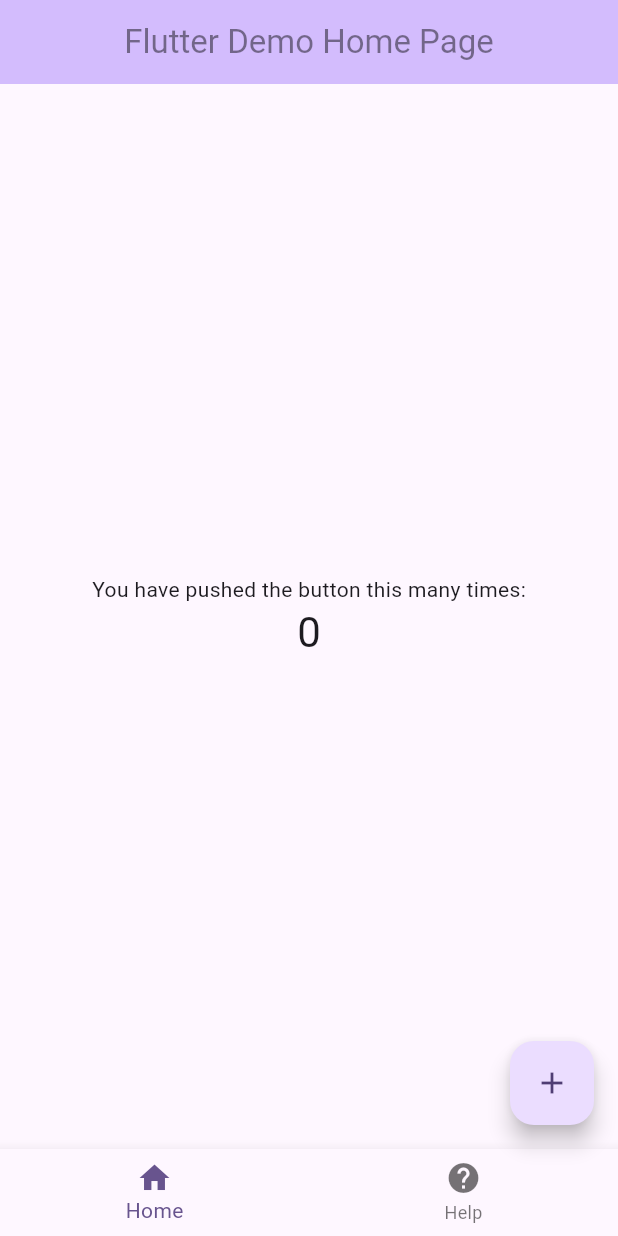
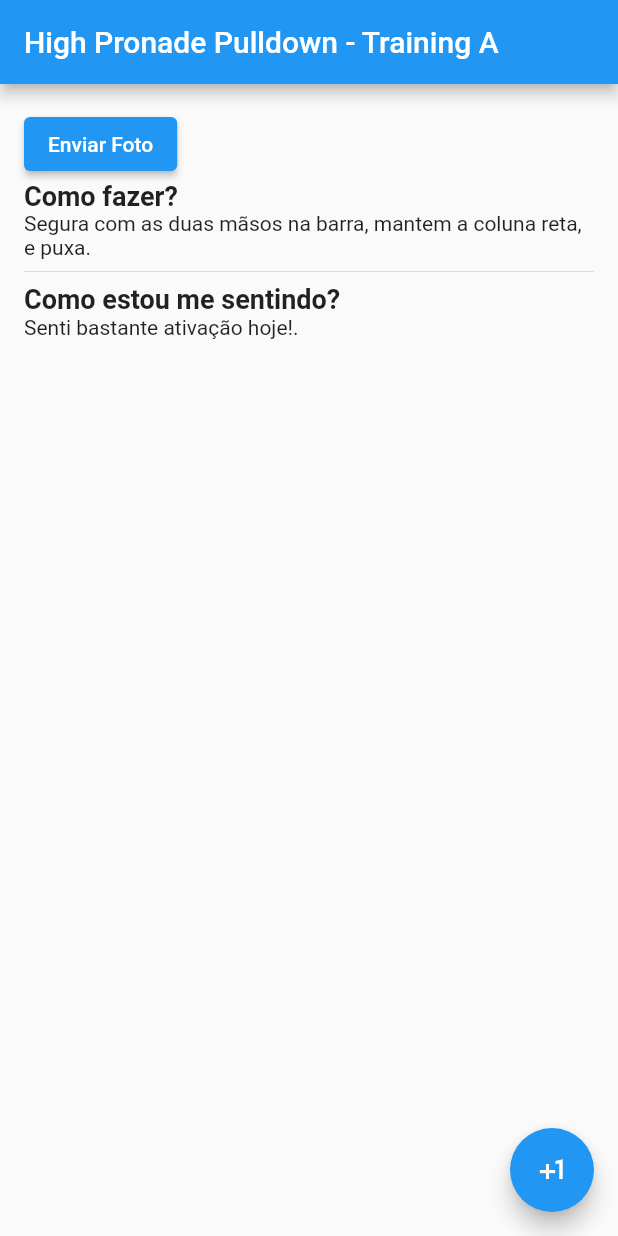
Before and after one commit to danilodequeiroz/flutter-gymapp-trail, a Flutter app: the screen it shows after launch, on a phone screen of 412 x 824 dp. Run offline on Flutter 3.47's test engine with Material 2 defaults, Android fonts, the light colour scheme and no system bars; missing offline and left inert: logging_to_logcat; generated files the repository leaves out were written again.

Commit message:
disabling old main dart flutter class; drafting first ui screen (button + 4 labels and divider) but with hardcoded strings;

```diff
--- a/lib/l10n/app_en.arb
+++ b/lib/l10n/app_en.arb
@@ -21,5 +21,8 @@
   "@incrementClickTitleFeedBack": {},
 
   "incrementFabTooltip": "Increment",
-  "@incrementFabTooltip": {}
+  "@incrementFabTooltip": {},
+
+  "highPronadePulldownTrainingA": "High Pronade Pulldown - Training A",
+  "@highPronadePulldownTrainingA": {}
 }
--- a/lib/l10n/app_pt.arb
+++ b/lib/l10n/app_pt.arb
@@ -21,5 +21,8 @@
   "@incrementClickTitleFeedBack": {},
 
   "incrementFabTooltip": "Incrementar",
-  "@incrementFabTooltip": {}
+  "@incrementFabTooltip": {},
+
+  "highPronadePulldownTrainingA": "Puxada Alta Pronada - Treino A",
+  "@highPronadePulldownTrainingA": {}
 }
--- a/lib/main.dart
+++ b/lib/main.dart
@@ -1,8 +1,8 @@
 import 'package:flutter/material.dart';
+import 'package:flutter_gymapp/ui/ui_screen_practice.dart';
 import 'package:flutter_localizations/flutter_localizations.dart';
 import 'package:logging_to_logcat/logging_to_logcat.dart';
 import 'package:logging/logging.dart';
-import 'constants.dart';
 import 'package:flutter_gen/gen_l10n/app_localizations.dart';
 
 
@@ -22,103 +22,18 @@ class MyApp extends StatelessWidget {
   // This widget is the root of your application.
   @override
   Widget build(BuildContext context) {
-    return MaterialApp(
-      localizationsDelegates: const [
+    return const MaterialApp(
+      localizationsDelegates: [
         AppLocalizations.delegate, // Add this line
         GlobalMaterialLocalizations.delegate,
         GlobalWidgetsLocalizations.delegate,
         GlobalCupertinoLocalizations.delegate,
       ],
-      supportedLocales: const [
+      supportedLocales: [
         Locale('en'),
         Locale('pt'),
       ],
-      title: 'Flutter Demo',
-      theme: ThemeData(
-        // This is the theme of your application.
-        //
-        // TRY THIS: Try running your application with "flutter run". You'll see
-        // the application has a blue toolbar. Then, without quitting the app,
-        // try changing the seedColor in the colorScheme below to Colors.green
-        // and then invoke "hot reload" (save your changes or press the "hot
-        // reload" button in a Flutter-supported IDE, or press "r" if you used
-        // the command line to start the app).
-        //
-        // Notice that the counter didn't reset back to zero; the application
-        // state is not lost during the reload. To reset the state, use hot
-        // restart instead.
-        //
-        // This works for code too, not just values: Most code changes can be
-        // tested with just a hot reload.
-        colorScheme: ColorScheme.fromSeed(seedColor: Colors.deepPurple),
-        useMaterial3: true,
-      ),
-      home: const MyHomePage(title: dummyDemoTitle),
+      home: ScreenPractice(),
     );
   }
 }
-
-class MyHomePage extends StatefulWidget {
-  final String title; // not used
-  const MyHomePage({super.key, required this.title});
-
-  @override
-  State<MyHomePage> createState() => _MyHomePageState();
-}
-
-class _MyHomePageState extends State<MyHomePage> {
-  int _counter = 0;
-
-  @override
-  Widget build(BuildContext context) {
-    Logger(loggerName).info(' ${AppLocalizations.of(context).incrementClicked} -> $_counter');
-    return Scaffold(
-      bottomNavigationBar: BottomNavigationBar(
-        items: [
-          BottomNavigationBarItem(
-            icon: const Icon(Icons.home),
-            label: AppLocalizations.of(context).navigationItemHomeTitle,
-            backgroundColor: Colors.red,
-          ),
-          BottomNavigationBarItem(
-            icon: const Icon(Icons.help),
-            label: AppLocalizations.of(context).navigationItemHelpTitle,
-            backgroundColor: Colors.red,
-          )
-        ],
-      ),
-      appBar: AppBar(
-        foregroundColor: Colors.black,
-        centerTitle: true,
-        toolbarOpacity: 0.5,
-        backgroundColor: Theme.of(context).colorScheme.inversePrimary,
-        title: Text(AppLocalizations.of(context).flutterDemoHomePageTitle),
-      ),
-      body: Center(
-        child: Column(
-          mainAxisAlignment: MainAxisAlignment.center,
-          children: <Widget>[
-            Text(
-              AppLocalizations.of(context).incrementClickTitleFeedBack,
-            ),
-            Text(
-              '$_counter',
-              style: Theme.of(context).textTheme.headlineMedium,
-            ),
-          ],
-        ),
-      ),
-      floatingActionButton: FloatingActionButton(
-        onPressed: _incrementCounter,
-        tooltip: AppLocalizations.of(context).incrementFabTooltip,
-        child: const Icon(Icons.add),
-      ), // This trailing comma makes auto-formatting nicer for build methods.
-    );
-  }
-
-  void _incrementCounter() {
-    setState(() {
-      _counter++;
-    });
-  }
-}
--- /dev/null
+++ b/lib/ui/ui_screen_practice.dart
@@ -0,0 +1,42 @@
+import 'package:flutter/material.dart';
+import 'package:flutter_gen/gen_l10n/app_localizations.dart';
+
+class ScreenPractice extends StatelessWidget {
+  const ScreenPractice({super.key});
+
+  @override
+  Widget build(BuildContext context) {
+    return Scaffold(
+        appBar: AppBar(
+          title:
+              Text(AppLocalizations.of(context).highPronadePulldownTrainingA),
+        ),
+        floatingActionButton: FloatingActionButton(
+            onPressed: () {
+              print("Clicked");
+            },
+            child: const Icon(Icons.plus_one)),
+        body: Padding(
+          padding: const EdgeInsets.all(16.0),
+          child: Column(
+            crossAxisAlignment: CrossAxisAlignment.start,
+            children: [
+              ElevatedButton(onPressed: () {}, child: const Text("Enviar Foto")),
+              const Text("Como fazer?",
+                  style: TextStyle(
+                    fontWeight: FontWeight.bold,
+                    fontSize: 18,
+                  )),
+              const Text("Segura com as duas mãsos na barra, mantem a coluna reta, e puxa."),
+              const Divider(),
+              const Text("Como estou me sentindo?",
+                  style: TextStyle(
+                    fontWeight: FontWeight.bold,
+                    fontSize: 18,
+                  )),
+              const Text("Senti bastante ativação hoje!."),
+            ],
+          ),
+        ));
+  }
+}
```
Also changed, not shown: lib/oldmain.dart (added, +123 -0 lines).
